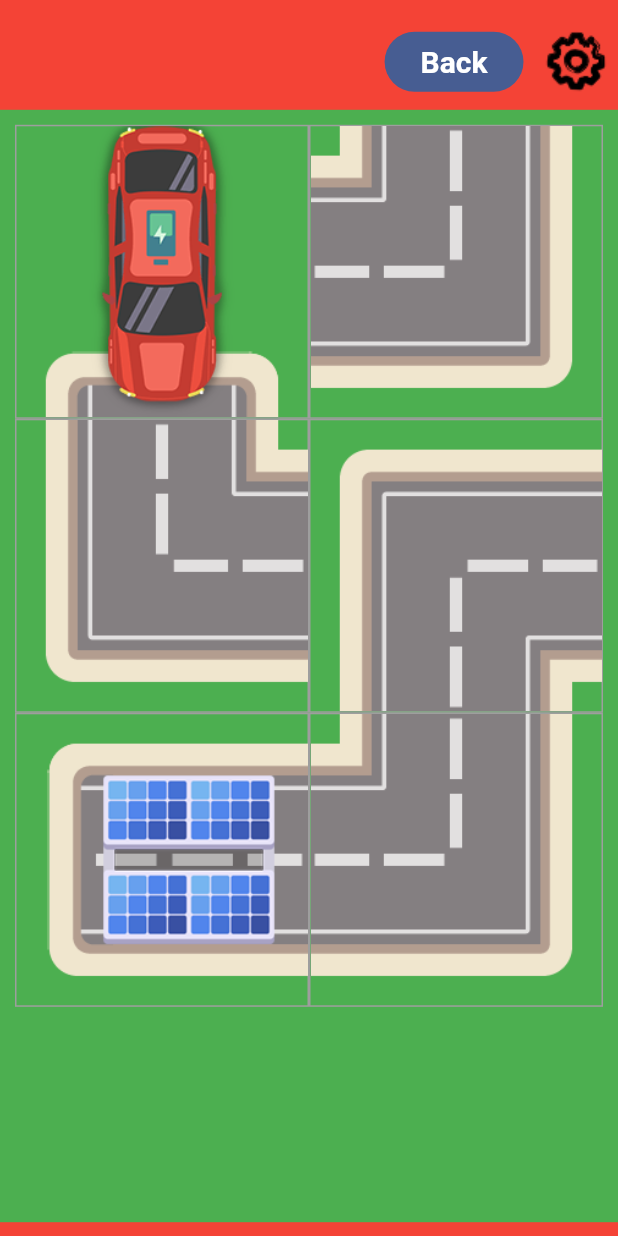
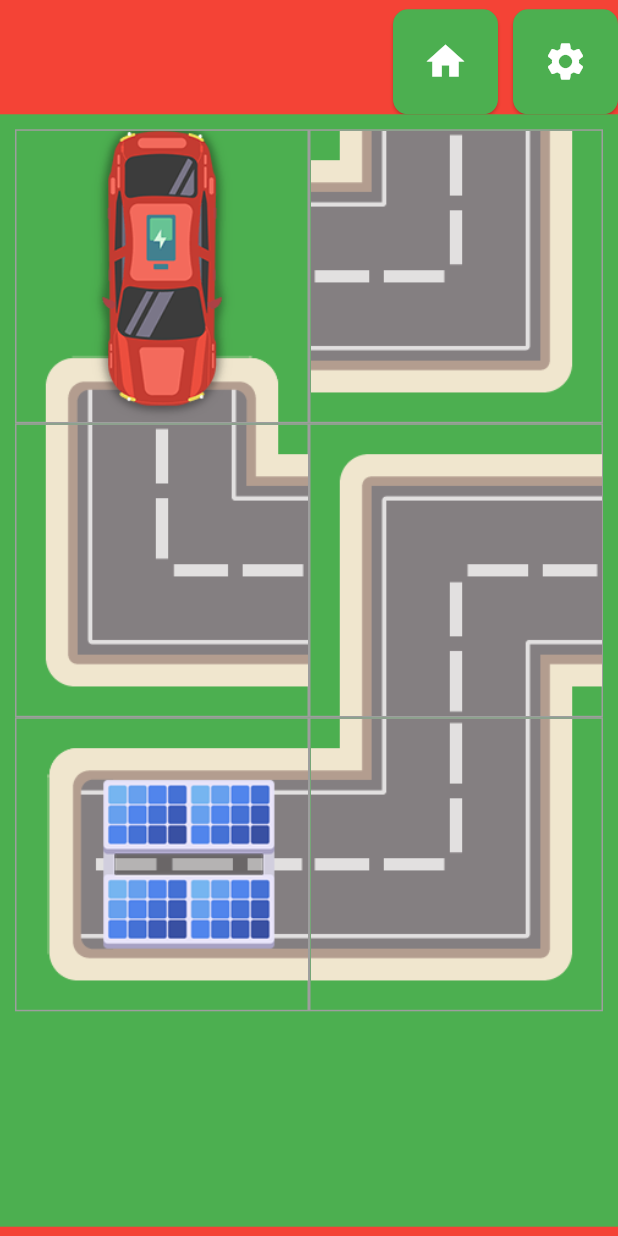
Before and after one commit to sondecode/charging-puzzle, a Flutter app: the PlaySessionScreen screen opened directly with sample values from the repository, on a phone screen of 412 x 824 dp. Run offline on Flutter 3.47's test engine with Material 3 defaults, Android fonts, the phone set to English and light mode, and no system bars; our stand-ins replace audioplayers, go_router, shared_preferences; accounts and stored records are empty.

Commit message:
update UI

```diff
--- /dev/null
+++ b/devtools_options.yaml
@@ -0,0 +1 @@
+extensions:
--- a/lib/play_session/play_session_screen.dart
+++ b/lib/play_session/play_session_screen.dart
@@ -90,21 +90,42 @@ class _PlaySessionScreenState extends State<PlaySessionScreen> {
                     Row(
                       mainAxisAlignment: MainAxisAlignment.end,
                       children: [
-                        Padding(
-                          padding: const EdgeInsets.all(8.0),
-                          child: MyButton(
-                            onPressed: () => GoRouter.of(context).go('/play'),
-                            child: const Text('Back'),
+                        ElevatedButton(
+                          onPressed: () => GoRouter.of(context).push('/'),
+                          style: ElevatedButton.styleFrom(
+                            padding: EdgeInsets.all(20), // Remove padding
+                            shape: RoundedRectangleBorder(
+                              borderRadius: BorderRadius.circular(
+                                  10.0), // Adjust corner radius
+                            ),
+                            backgroundColor:
+                                Colors.green, // Set background color
+                          ),
+                          child: Icon(
+                            size: 30,
+                            Icons.home,
+                            color: Colors.white,
                           ),
                         ),
-                        Align(
-                          alignment: Alignment.centerRight,
-                          child: InkResponse(
-                            onTap: () => GoRouter.of(context).push('/settings'),
-                            child: Image.asset(
-                              'assets/images/settings.png',
-                              semanticLabel: 'Settings',
+                        SizedBox(
+                          width: 10,
+                        ),
+                        ElevatedButton(
+                          onPressed: () =>
+                              GoRouter.of(context).push('/settings'),
+                          style: ElevatedButton.styleFrom(
+                            padding: EdgeInsets.all(20), // Remove padding
+                            shape: RoundedRectangleBorder(
+                              borderRadius: BorderRadius.circular(
+                                  10.0), // Adjust corner radius
                             ),
+                            backgroundColor:
+                                Colors.green, // Set background color
+                          ),
+                          child: Icon(
+                            size: 30,
+                            Icons.settings,
+                            color: Colors.white,
                           ),
                         ),
                       ],
--- a/lib/style/my_button.dart
+++ b/lib/style/my_button.dart
@@ -1,8 +1,6 @@
 // Copyright 2023, the Flutter project authors. Please see the AUTHORS file
 // for details. All rights reserved. Use of this source code is governed by a
 // BSD-style license that can be found in the LICENSE file.
-
-import 'dart:math';
 
 import 'package:flutter/material.dart';
 
@@ -17,46 +15,12 @@ class MyButton extends StatefulWidget {
   State<MyButton> createState() => _MyButtonState();
 }
 
-class _MyButtonState extends State<MyButton>
-    with SingleTickerProviderStateMixin {
-  late final AnimationController _controller = AnimationController(
-    duration: const Duration(milliseconds: 300),
-    vsync: this,
-  );
-
-  @override
-  void dispose() {
-    _controller.dispose();
-    super.dispose();
-  }
-
+class _MyButtonState extends State<MyButton> {
   @override
   Widget build(BuildContext context) {
-    return MouseRegion(
-      onEnter: (event) {
-        _controller.repeat();
-      },
-      onExit: (event) {
-        _controller.stop(canceled: false);
-      },
-      child: RotationTransition(
-        turns: _controller.drive(const _MySineTween(0.005)),
-        child: FilledButton(
-          onPressed: widget.onPressed,
-          child: widget.child,
-        ),
-      ),
+    return TextButton(
+      onPressed: widget.onPressed,
+      child: widget.child,
     );
   }
 }
-
-class _MySineTween extends Animatable<double> {
-  final double maxExtent;
-
-  const _MySineTween(this.maxExtent);
-
-  @override
-  double transform(double t) {
-    return sin(t * 2 * pi) * maxExtent;
-  }
-}
--- a/pubspec.yaml
+++ b/pubspec.yaml
@@ -40,6 +40,9 @@ flutter:
     - family: Permanent Marker
       fonts:
         - asset: assets/fonts/Permanent_Marker/PermanentMarker-Regular.ttf
+    - family: Electric
+      fonts:
+        - asset: assets/fonts/Electric/electric.ttf
 
 flutter_launcher_icons:
   android: true
```
Also changed, not shown: lib/level_selection/level_selection_screen.dart (+19 -15 lines), lib/main_menu/main_menu_screen.dart (+54 -36 lines), lib/settings/settings_screen.dart (+21 -11 lines), lib/win_game/win_game_screen.dart (+11 -4 lines), assets/fonts/Electric/electric.ttf (added).
